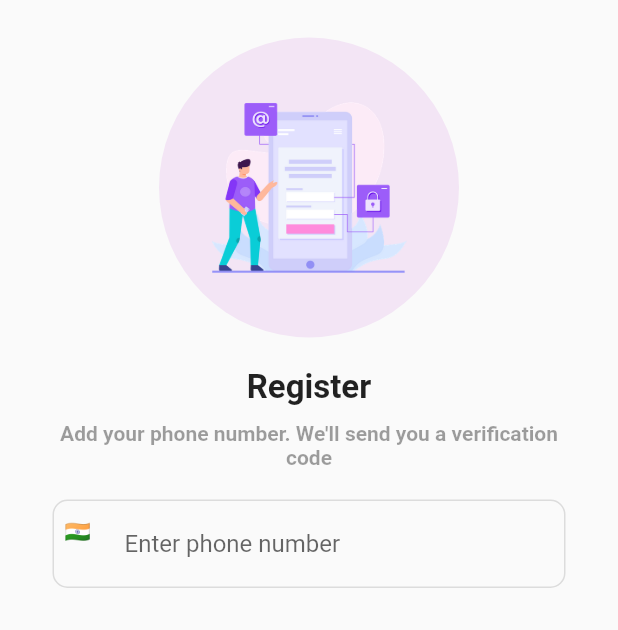
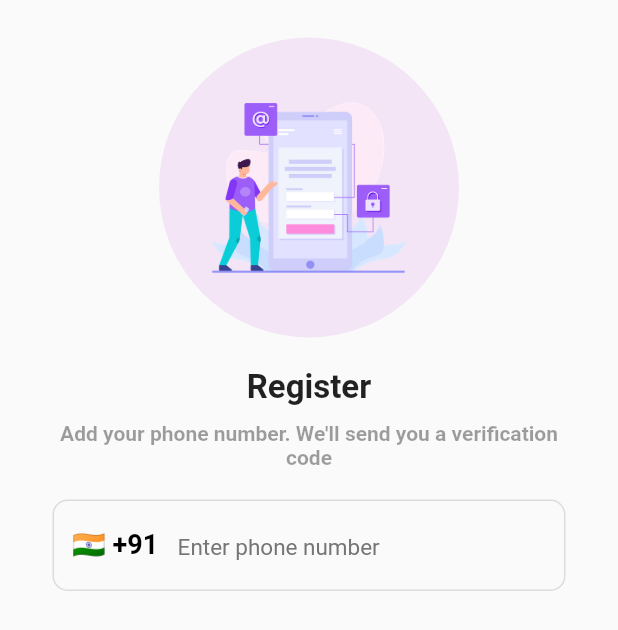
Before and after one commit to punyakrit/finmaster, a Flutter app: the Login screen opened directly, on a phone screen of 412 x 824 dp. Shown: the top 630 px of the screen. Run offline on Flutter 3.47's test engine with Material 2 defaults, Android fonts, the phone set to English and light mode, and no system bars; our stand-ins replace country_picker, firebase_auth, firebase_core; missing offline and left inert: flutter_onboard; accounts and stored records are empty.

Commit message:
country added

```diff
--- a/lib/Screen/Login/login.dart
+++ b/lib/Screen/Login/login.dart
@@ -11,11 +11,23 @@
 class _LoginState extends State<Login> {
   final TextEditingController phoneController = TextEditingController();
   // ignore: non_constant_identifier_names
-  Country SelectedCountry = Country(phoneCode: "91", countryCode: "IN", e164Sc: 0, geographic: true, level: 1, name: "India", example: "India", displayName: "India", displayNameNoCountryCode: "IN", e164Key: "");
-
+  Country SelectedCountry = Country(
+      phoneCode: "91",
+      countryCode: "IN",
+      e164Sc: 0,
+      geographic: true,
+      level: 1,
+      name: "India",
+      example: "India",
+      displayName: "India",
+      displayNameNoCountryCode: "IN",
+      e164Key: "");
 
   @override
   Widget build(BuildContext context) {
+    phoneController.selection = TextSelection.fromPosition(
+      TextPosition(offset: phoneController.text.length),
+    );
     return Scaffold(
       body: SafeArea(
           child: Center(
@@ -53,10 +65,22 @@
                 height: 20,
               ),
               TextFormField(
+              keyboardType: TextInputType.phone,
                 cursorColor: Colors.purple,
                 controller: phoneController,
+                style:
+                    const TextStyle(fontSize: 18, fontWeight: FontWeight.bold),
+                onChanged: (value) {
+                  setState(() {
+                    phoneController.text = value;
+                  });
+                },
                 decoration: InputDecoration(
                   hintText: "Enter phone number",
+                  hintStyle: TextStyle(
+                      fontWeight: FontWeight.w400,
+                      fontSize: 15,
+                      color: Colors.grey.shade600),
                   enabledBorder: OutlineInputBorder(
                       borderRadius: BorderRadius.circular(10),
                       borderSide: const BorderSide(color: Colors.black12)),
@@ -64,13 +88,42 @@
                       borderRadius: BorderRadius.circular(10),
                       borderSide: const BorderSide(color: Colors.black12)),
                   prefixIcon: Container(
-                    padding: const EdgeInsets.all(8),
+                    padding: const EdgeInsets.all(13),
                     child: InkWell(
-                    onTap: (){},
-                    child: Text("${SelectedCountry.flagEmoji}"),
+                      onTap: () {
+                        showCountryPicker(
+                          context: context,
+                          countryListTheme: const CountryListThemeData(
+                              bottomSheetHeight: 500),
+                          onSelect: (value) {
+                            setState(() {
+                              SelectedCountry = value;
+                            });
+                          },
+                        );
+                      },
+                      child: Text(
+                        "${SelectedCountry.flagEmoji} +${SelectedCountry.phoneCode}",
+                        style: const TextStyle(
+                            fontSize: 18,
+                            color: Colors.black,
+                            fontWeight: FontWeight.bold),
+                      ),
                     ),
                   ),
-
+                  suffixIcon: phoneController.text.length > 9
+                      ? Container(
+                          height: 30,
+                          width: 30,
+                          margin: const EdgeInsets.all(10),
+                          decoration: const BoxDecoration(
+                              shape: BoxShape.circle, color: Colors.green),
+                          child: const Icon(
+                            Icons.done,
+                            color: Colors.white,
+                            size: 20,
+                          ))
+                      : null,
                 ),
               )
             ],
--- a/lib/Screen/Onboarding.dart
+++ b/lib/Screen/Onboarding.dart
@@ -96,7 +96,7 @@
                 } else if (snapshot.hasData) {
                   return Home();
                 } else {
-                  return Home();
+                  return Login();
                 }
               }
               )
```
